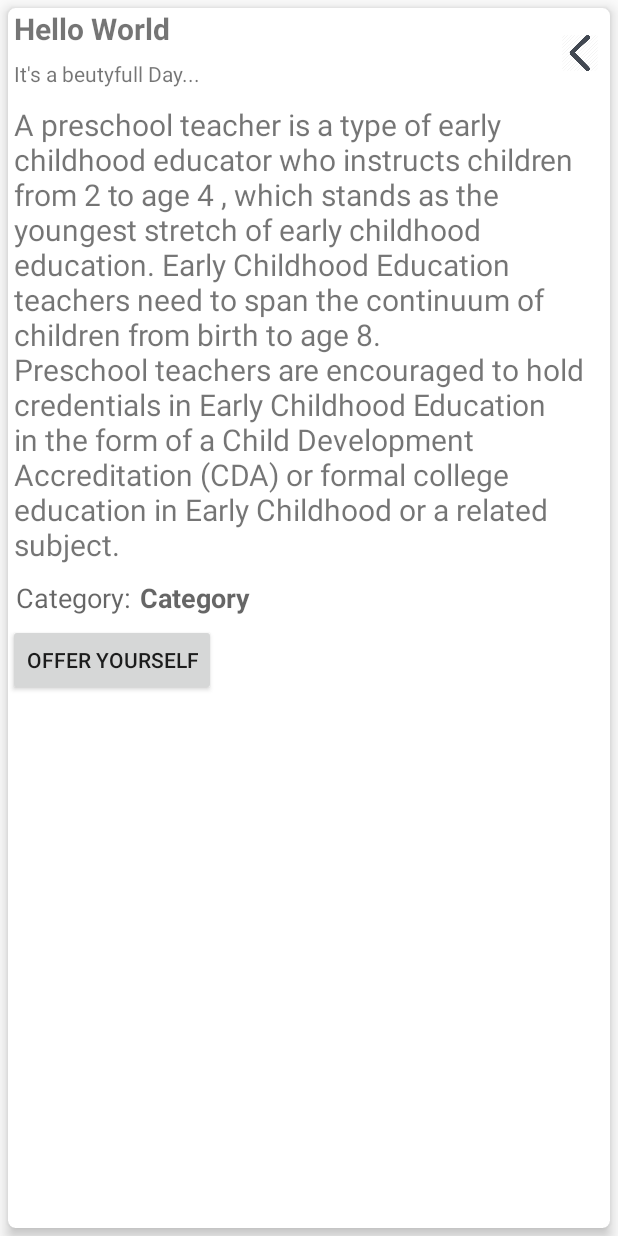
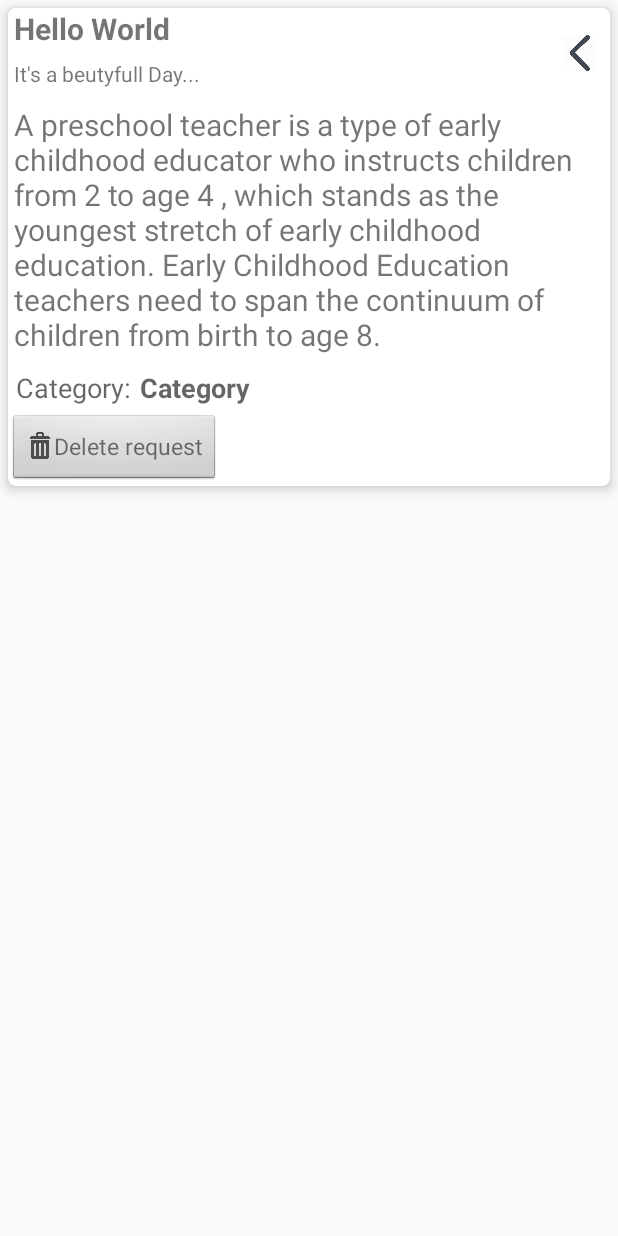
Before and after one commit to israelys/WeShareApp, an Android app: the layout user_request_layout.xml on its own in the app's theme, with its tools: preview values and no code run, on a phone screen of 412 x 824 dp. Run offline under Robolectric (Android 15) with nearby library versions, the phone set to English and light mode, and no system bars.

Commit message:
Add diffrent adapter for 'My Requests'

```diff
--- a/app/build.gradle
+++ b/app/build.gradle
@@ -45,4 +45,5 @@ dependencies {
     compile 'de.hdodenhof:circleimageview:1.3.0'
     compile 'com.squareup.retrofit:retrofit:1.6.1'
     compile 'com.android.support:cardview-v7:21.0.+'
+    compile 'com.android.support:recyclerview-v7:23.2.0'
 }
--- a/app/src/main/java/com/mla/israels/weshare/Utils/SwipeHelper.java
+++ b/app/src/main/java/com/mla/israels/weshare/Utils/SwipeHelper.java
@@ -8,13 +8,13 @@ import android.support.v7.widget.helper.ItemTouchHelper;
  */
 public class SwipeHelper extends ItemTouchHelper.SimpleCallback {
 
-    RecyclerJobsAdapter adapter;
+    RecyclerAllRequestsAdapter adapter;
 
     public SwipeHelper(int dragDirs, int swipeDirs) {
         super(dragDirs, swipeDirs);
     }
 
-    public SwipeHelper(RecyclerJobsAdapter adapter) {
+    public SwipeHelper(RecyclerAllRequestsAdapter adapter) {
         super(ItemTouchHelper.ANIMATION_TYPE_SWIPE_CANCEL, ItemTouchHelper.LEFT);
         this.adapter = adapter;
     }
--- a/app/src/main/res/layout/request_layout.xml
+++ b/app/src/main/res/layout/user_request_layout.xml
@@ -3,11 +3,10 @@
     xmlns:android="http://schemas.android.com/apk/res/android"
     xmlns:card_view="http://schemas.android.com/apk/res-auto"
     android:layout_width="match_parent"
-    android:layout_height="match_parent"
+    android:layout_height="wrap_content"
     android:layout_margin="5dp"
     card_view:cardCornerRadius="5dp"
-    card_view:cardElevation="5dp"
-    >
+    card_view:cardElevation="5dp">
     <RelativeLayout xmlns:android="http://schemas.android.com/apk/res/android"
 
         android:layout_width="match_parent" android:layout_height="wrap_content">
@@ -65,7 +64,7 @@
                 android:id="@+id/full_job_summary"
                 android:padding="4dp"
                 android:textSize="20sp"
-                android:text="A preschool teacher is a type of early childhood educator who instructs children from 2 to age 4 , which stands as the youngest stretch of early childhood education. Early Childhood Education teachers need to span the continuum of children from birth to age 8. \nPreschool teachers are encouraged to hold credentials in Early Childhood Education in the form of a Child Development Accreditation (CDA) or formal college education in Early Childhood or a related subject."/>
+                android:text="A preschool teacher is a type of early childhood educator who instructs children from 2 to age 4 , which stands as the youngest stretch of early childhood education. Early Childhood Education teachers need to span the continuum of children from birth to age 8."/>
             <LinearLayout
                 android:padding="5dp"
                 android:layout_width="match_parent"
@@ -87,12 +86,36 @@
                     android:id="@+id/category"
                     android:textStyle="bold"/>
             </LinearLayout>
-            <Button
+
+            <LinearLayout
+                android:id="@+id/btn_delete_request"
                 android:layout_width="wrap_content"
                 android:layout_height="wrap_content"
-                android:text="@string/btn_offer_yourself"
-                android:onClick="StartRequestActivity"
-                android:id="@+id/btn_sned_request"/>
+                android:background="@android:drawable/btn_default"
+                android:clickable="true"
+                android:orientation="horizontal"
+                android:onClick="DeleteRequest">
+
+                <ImageView
+                    android:layout_width="20dp"
+                    android:layout_height="20dp"
+                    android:layout_gravity="center_vertical"
+                    android:src="@drawable/delete" />
+
+                <TextView
+                    android:textSize="15sp"
+                    android:layout_width="wrap_content"
+                    android:layout_height="wrap_content"
+                    android:layout_gravity="center_vertical"
+                    android:text="@string/btn_delete_request" />
+            </LinearLayout>
+
+            <android.support.v7.widget.RecyclerView
+                android:layout_width="match_parent"
+                android:layout_height="wrap_content"
+                android:id="@+id/recycler_offers_view"
+                android:scrollbars="vertical">
+            </android.support.v7.widget.RecyclerView>
         </LinearLayout>
     </RelativeLayout>
 </android.support.v7.widget.CardView>
--- a/app/src/main/res/values/strings.xml
+++ b/app/src/main/res/values/strings.xml
@@ -16,6 +16,7 @@
     <string name="btnSendText">Send</string>
     <string name="add_your_comment">Add your comment:</string>
     <string name="btn_offer_yourself">offer yourself</string>
+    <string name="btn_delete_request">Delete request</string>
     <string-array
         name="JobsArray">
         <item>@string/Lecturer</item>
```
Also changed, not shown: app/src/main/java/com/mla/israels/weshare/MainActivity.java (+72 -27 lines), app/src/main/java/com/mla/israels/weshare/Utils/RecyclerAllRequestsAdapter.java (added, +131 -0 lines), app/src/main/java/com/mla/israels/weshare/Utils/RecyclerOfferForRequeatsAdapter.java (added, +72 -0 lines), app/src/main/java/com/mla/israels/weshare/Utils/RecyclerUserRequeatsAdapter.java (renamed from app/src/main/java/com/mla/israels/weshare/Utils/RecyclerJobsAdapter.java, +54 -9 lines), app/src/main/res/layout/offer_request_layout.xml (added, +25 -0 lines), app/src/main/res/drawable/delete.png (added), 1 other file.
